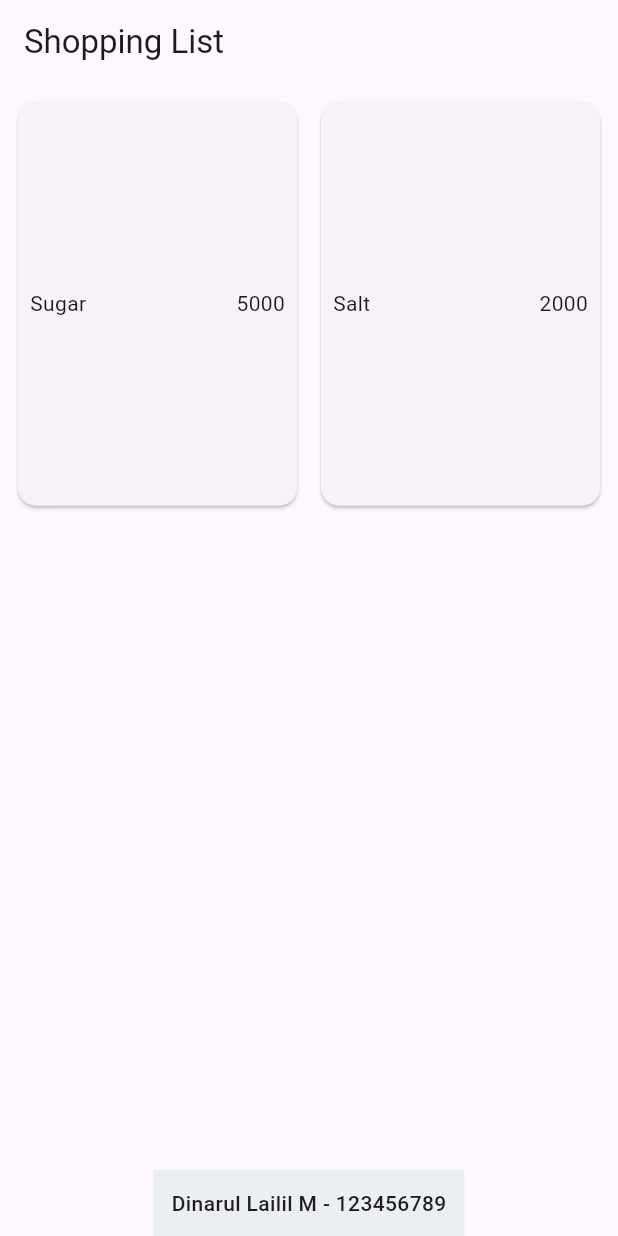
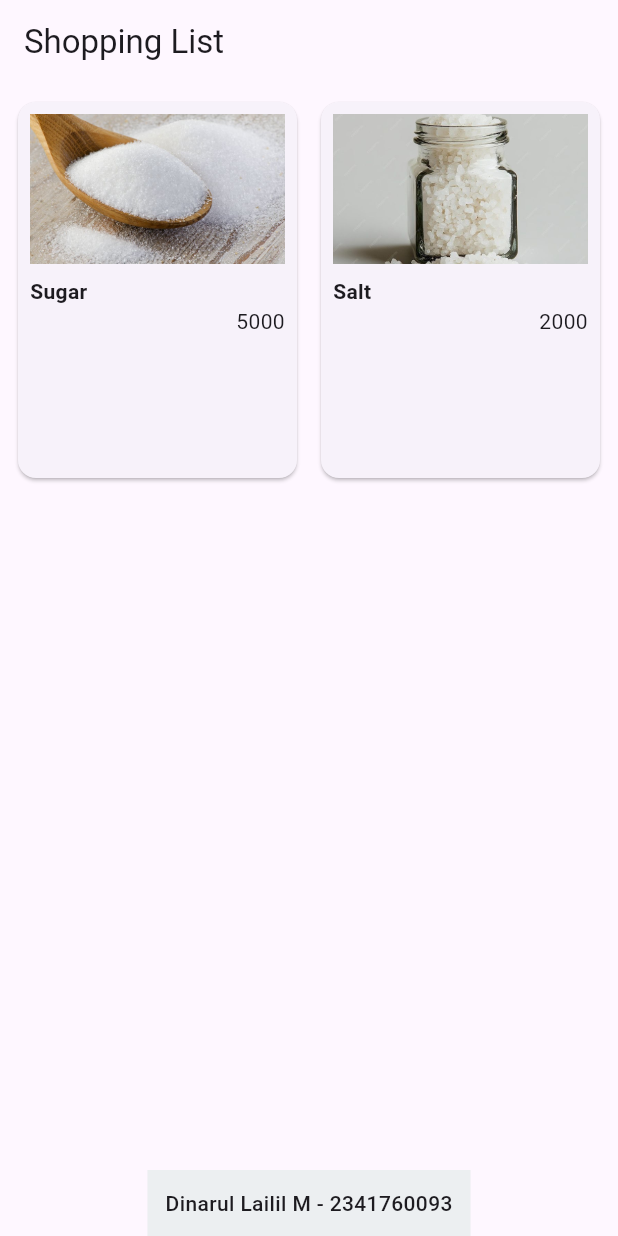
Before and after one commit to dinalailil/belanja, a Flutter app: the screen it shows after launch, on a phone screen of 412 x 824 dp. Run offline on Flutter 3.47's test engine with Material 3 defaults, Android fonts, the phone set to English and light mode, and no system bars; our stand-ins replace go_router.

```diff
--- a/lib/pages/home_page.dart
+++ b/lib/pages/home_page.dart
@@ -12,13 +12,15 @@ class HomePage extends StatelessWidget {
       price: 5000,
       image: 'images/gula.jpg',
       stock: 20,
-        rating: 4.5),
+      rating: 4.5,
+    ),
     Item(
       name: 'Salt',
       price: 2000,
       image: 'images/salt.jpg',
       stock: 35,
-        rating: 4.0),
+      rating: 4.0,
+    ),
   ];
 
   @override
@@ -31,10 +33,10 @@ class HomePage extends StatelessWidget {
             child: GridView.builder(
               padding: const EdgeInsets.all(8),
               gridDelegate: const SliverGridDelegateWithFixedCrossAxisCount(
-                crossAxisCount: 2,
-                childAspectRatio: 0.7,
+                crossAxisCount: 2, // 2 kolom
                 crossAxisSpacing: 8,
                 mainAxisSpacing: 8,
+                childAspectRatio: 3 / 4, // Sesuaikan rasio sesuai kebutuhan
               ),
               itemCount: items.length,
               itemBuilder: (context, index) {
@@ -42,7 +44,7 @@ class HomePage extends StatelessWidget {
                 return ItemCard(
                   item: item,
                   onTap: () {
-                    context.go('/item', extra: item);
+                    context.push('/item', extra: item); //go_router
                   },
                 );
               },
@@ -52,7 +54,7 @@ class HomePage extends StatelessWidget {
             color: Colors.blueGrey.shade50,
             padding: const EdgeInsets.all(12),
             child: const Text(
-              "Dinarul Lailil M - 123456789", // Ganti NIM kamu
+              "Dinarul Lailil M - 2341760093",
               style: TextStyle(fontSize: 14, fontWeight: FontWeight.w500),
             ),
           ),
--- a/lib/widgets/item_card.dart
+++ b/lib/widgets/item_card.dart
@@ -4,7 +4,8 @@ import 'package:belanja/models/item.dart';
 class ItemCard extends StatelessWidget {
   final Item item;
   final VoidCallback onTap;
-  const ItemCard({required this.item, required this.onTap, Key? key})
+
+  const ItemCard({Key? key, required this.item, required this.onTap})
     : super(key: key);
 
   @override
@@ -14,9 +15,21 @@ class ItemCard extends StatelessWidget {
       child: Card(
         child: Padding(
           padding: const EdgeInsets.all(8.0),
-          child: Row(
-            mainAxisAlignment: MainAxisAlignment.spaceBetween,
-            children: [Text(item.name), Text(item.price.toString())],
+          child: Column(
+            crossAxisAlignment: CrossAxisAlignment.stretch,
+            children: [
+              // Gambar akan tampil di sini
+              SizedBox(
+                height: 100,
+                child: Image.asset(item.image, fit: BoxFit.cover),
+              ),
+              const SizedBox(height: 8),
+              Text(
+                item.name,
+                style: const TextStyle(fontWeight: FontWeight.bold),
+              ),
+              Text(item.price.toString(), textAlign: TextAlign.right),
+            ],
           ),
         ),
       ),
```
Also changed, not shown: lib/pages/item_page.dart (+47 -4 lines), images/05.png (added), images/06.png (added), 1 other file. Lines whose indentation alone changed are shown as unchanged.
